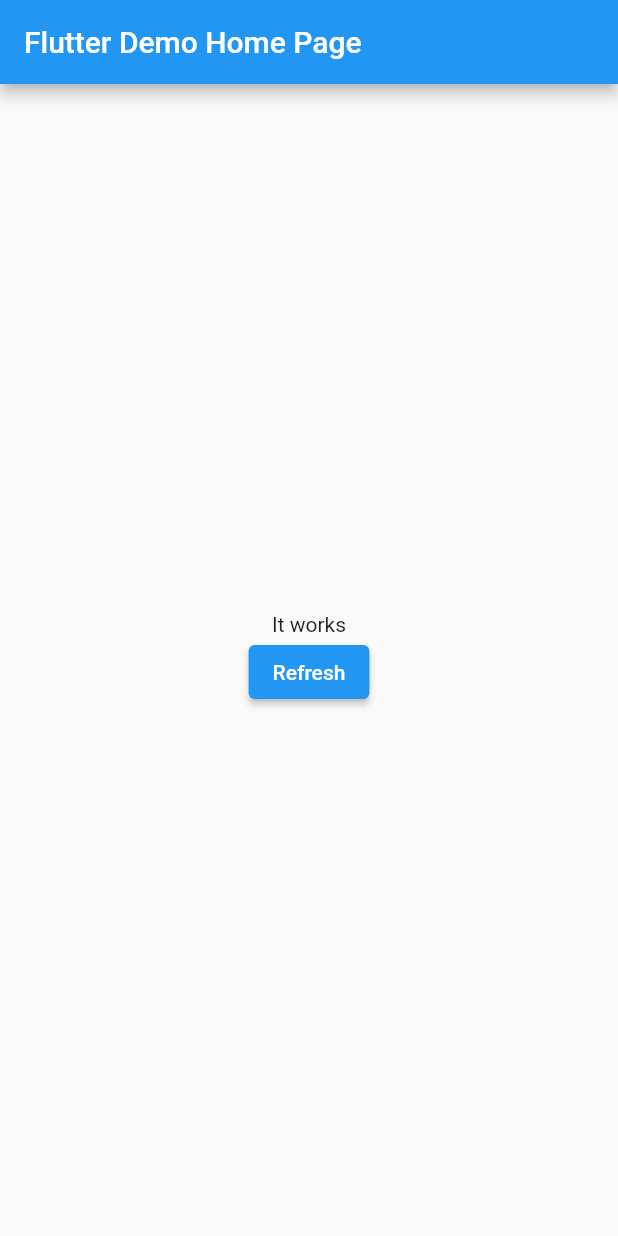
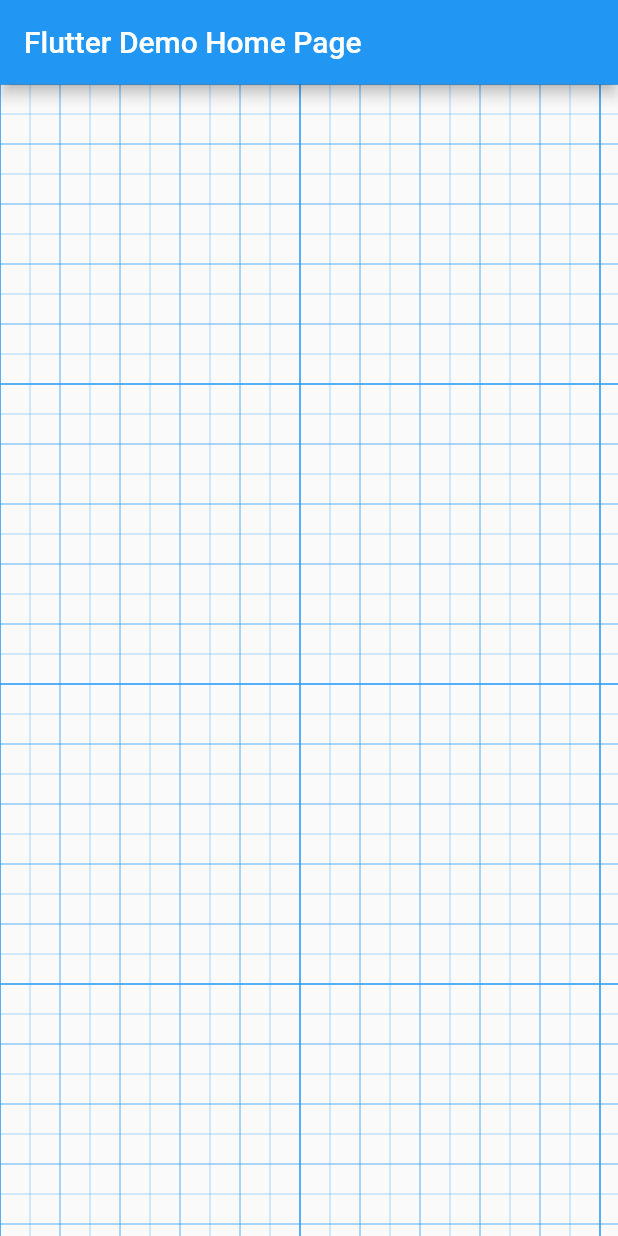
Before and after one commit to shindeyy/flutterdemo, a Flutter app: the screen it shows after launch, on a phone screen of 412 x 824 dp. Run offline on Flutter 3.47's test engine with Material 2 defaults, Android fonts, the phone set to English and light mode, and no system bars; missing offline and left inert: dart:ffi.

```diff
--- a/lib/main.dart
+++ b/lib/main.dart
@@ -1,8 +1,29 @@
+import 'dart:ffi';
+
 import 'package:flutter/material.dart';
 
 void main() {
   runApp(const MyApp());
   //runApp(const _TimePickerDemo());
+}
+
+class _GridPaper extends State<MyHomePage>{
+  @override
+  Widget build(BuildContext context) {
+    return Scaffold(appBar: AppBar(
+      title: Text(widget.title),
+    ),
+    body: const SizedBox(
+      height: double.infinity,
+      width: double.infinity,
+      child: GridPaper(
+        color: Colors.blue,
+        interval: 200,
+        subdivisions: 5,
+      ),
+    ),);
+  }
+
 }
 
 class _FutureDemo extends State<MyHomePage>{
@@ -438,5 +459,5 @@ class MyHomePage extends StatefulWidget {
   final String title;
 
   @override
-  State<MyHomePage> createState() => _FutureDemo();
+  State<MyHomePage> createState() => _GridPaper();
 }
```
